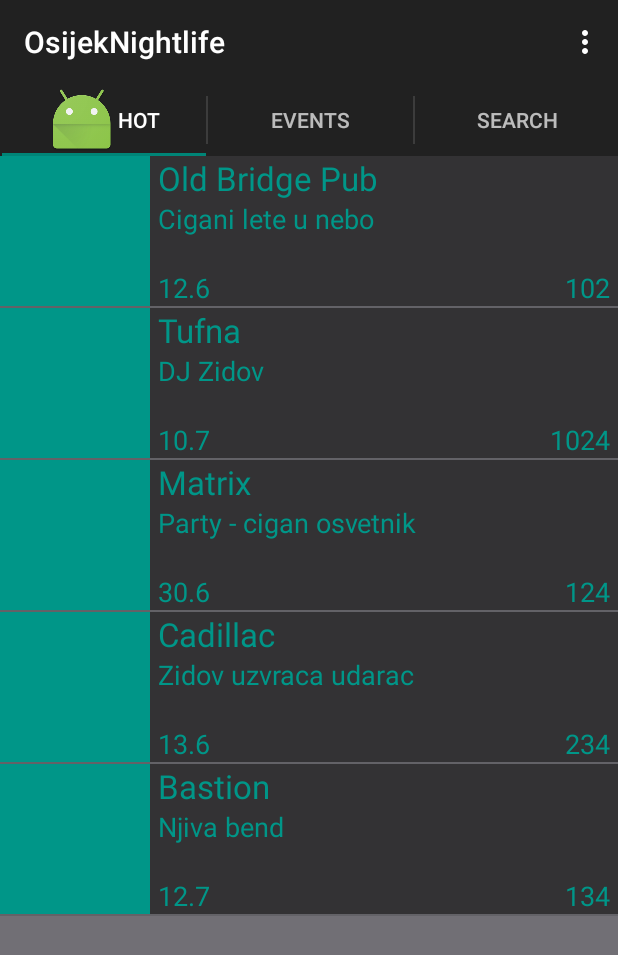
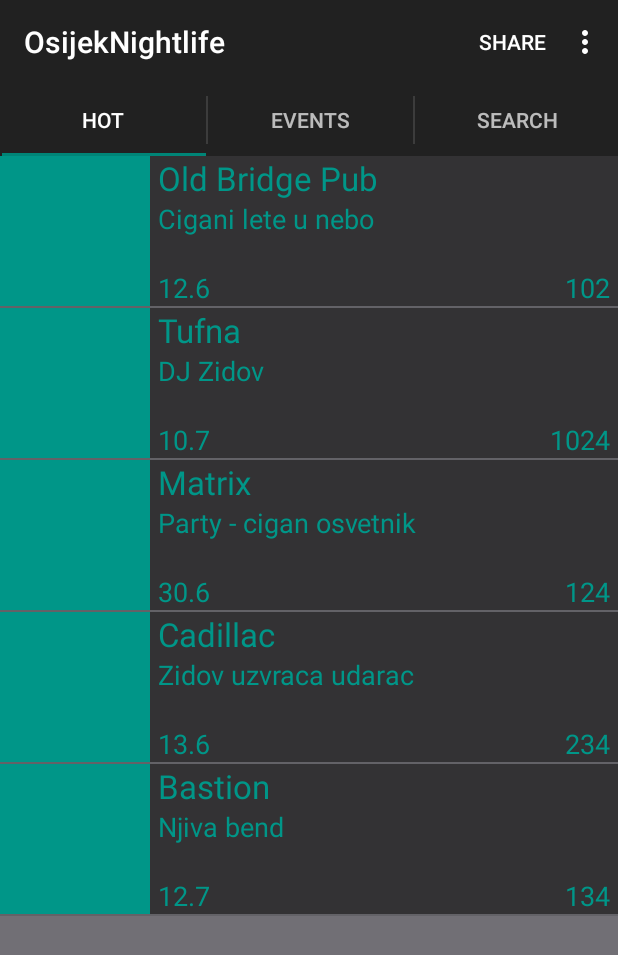
Before and after one commit to kebapmanager/OsijekNightlife, an Android app: the screen it shows after launch (MainActivity), on a phone screen of 412 x 824 dp. Shown: the top 955 px of the screen. Run offline under Robolectric (Android 15) with nearby library versions, the phone set to English and light mode, and no system bars; libraries missing offline, so code that uses them is left out: retrofit.client; 2 statements that could not run were skipped.

Commit message:
New DB token and share button

```diff
--- a/app/src/main/java/com/androidapp/osijeknightlife/app/DropBox.java
+++ b/app/src/main/java/com/androidapp/osijeknightlife/app/DropBox.java
@@ -10,7 +10,7 @@ import retrofit.http.Path;
  */
 public interface DropBox {
     public static final String BASE_URL = "https://www.dropbox.com";
-    public static final String Token = "TORk4MtPVCMAAAAAAAAHXUFhgP8B_N1wF396QiOa2PbJkU0Hrtipl-OdjJI9Anpz";
+    public static final String Token = "TORk4MtPVCMAAAAAAAAHbfNVdvGaD4COYsGsapQsoYKw1NQTSkSFgW0UbOiqf48L";
 
     @Headers({
             "Authorization: Bearer "+Token
--- a/app/src/main/java/com/androidapp/osijeknightlife/app/MainActivity.java
+++ b/app/src/main/java/com/androidapp/osijeknightlife/app/MainActivity.java
@@ -2,14 +2,17 @@ package com.androidapp.osijeknightlife.app;
 
 import java.util.Locale;
 
+import android.content.Intent;
+import android.support.v4.view.MenuItemCompat;
 import android.support.v7.app.ActionBarActivity;
 import android.support.v7.app.ActionBar;
 import android.support.v4.app.Fragment;
 import android.support.v4.app.FragmentManager;
 import android.support.v4.app.FragmentTransaction;
 import android.support.v4.app.FragmentPagerAdapter;
+import android.support.v4.view.ViewPager;
 import android.os.Bundle;
-import android.support.v4.view.ViewPager;
+import android.support.v7.widget.ShareActionProvider;
 import android.view.Menu;
 import android.view.MenuItem;
 import android.view.View;
@@ -64,7 +67,7 @@ public class MainActivity extends ActionBarActivity implements ActionBar.TabList
 
         actionBar.addTab(actionBar.newTab()
                 .setText("Hot")
-                .setIcon(R.mipmap.ic_launcher)
+//                .setIcon(R.mipmap.ic_launcher)
                 .setTabListener(this));
         actionBar.addTab(actionBar.newTab()
                 .setText("Events")
@@ -91,12 +94,27 @@ public class MainActivity extends ActionBarActivity implements ActionBar.TabList
                 break;
         }
     }
+    private ShareActionProvider share;
     @Override
     public boolean onCreateOptionsMenu(Menu menu)
     {
         getMenuInflater().inflate(R.menu.menu_main, menu);
+
+        MenuItem menuItem = menu.findItem(R.id.share);
+        share = (ShareActionProvider) MenuItemCompat.getActionProvider(menuItem);
+        MenuItemCompat.getActionProvider(menuItem);
+
         return true;
     }
+
+    // Call to update the share intent
+    private void setShareIntent(Intent shareIntent)
+    {
+        if (share != null) {
+            share.setShareIntent(shareIntent);
+        }
+    }
+
     @Override
     public boolean onOptionsItemSelected(MenuItem item)
     {
@@ -116,7 +134,7 @@ public class MainActivity extends ActionBarActivity implements ActionBar.TabList
     public void onTabSelected(ActionBar.Tab tab, FragmentTransaction fragmentTransaction)
     {
         System.out.println("onTabSelected");
-        if (DW.done)
+        if (DW.info)
         {
             System.out.println("DW done");
             setData(tab.getPosition());
--- a/app/src/main/java/com/androidapp/osijeknightlife/app/TabFragments/ClubFragment.java
+++ b/app/src/main/java/com/androidapp/osijeknightlife/app/TabFragments/ClubFragment.java
@@ -55,7 +55,6 @@ public class ClubFragment extends Fragment
         text.setText(event.getText());
         music.setText("Vrsta glazbe: "+event.getMusic());
         System.out.println("Tab position: "+position);
-//        if(position == 1)
-//            logo.setImageBitmap(Slike.get(position));
+        logo.setImageBitmap(Slike.get(position));
     }
 }
--- a/app/src/main/java/com/androidapp/osijeknightlife/app/jsonDataP/GetData.java
+++ b/app/src/main/java/com/androidapp/osijeknightlife/app/jsonDataP/GetData.java
@@ -73,7 +73,7 @@ public class GetData {
             @Override
             public void failure(RetrofitError retrofitError)
             {
-                System.out.println("Get data failed");
+                System.out.println("Get data failed" + retrofitError.toString());
                 Status = "Failed to Recieve Data\n";
             }
         });
--- a/app/src/main/res/menu/menu_main.xml
+++ b/app/src/main/res/menu/menu_main.xml
@@ -6,4 +6,9 @@
           android:title="@string/action_settings"
           android:orderInCategory="100"
           app:showAsAction="never"/>
+
+    <item android:id="@+id/share"
+          app:showAsAction="ifRoom"
+          android:title="Share"
+          android:actionProviderClass="android.widget.ShareActionProvider" />
 </menu>
```
Also changed, not shown: app/build.gradle (+4 -4 lines), app/src/main/res/layout/fragment_main.xml (deleted, +0 -18 lines).
